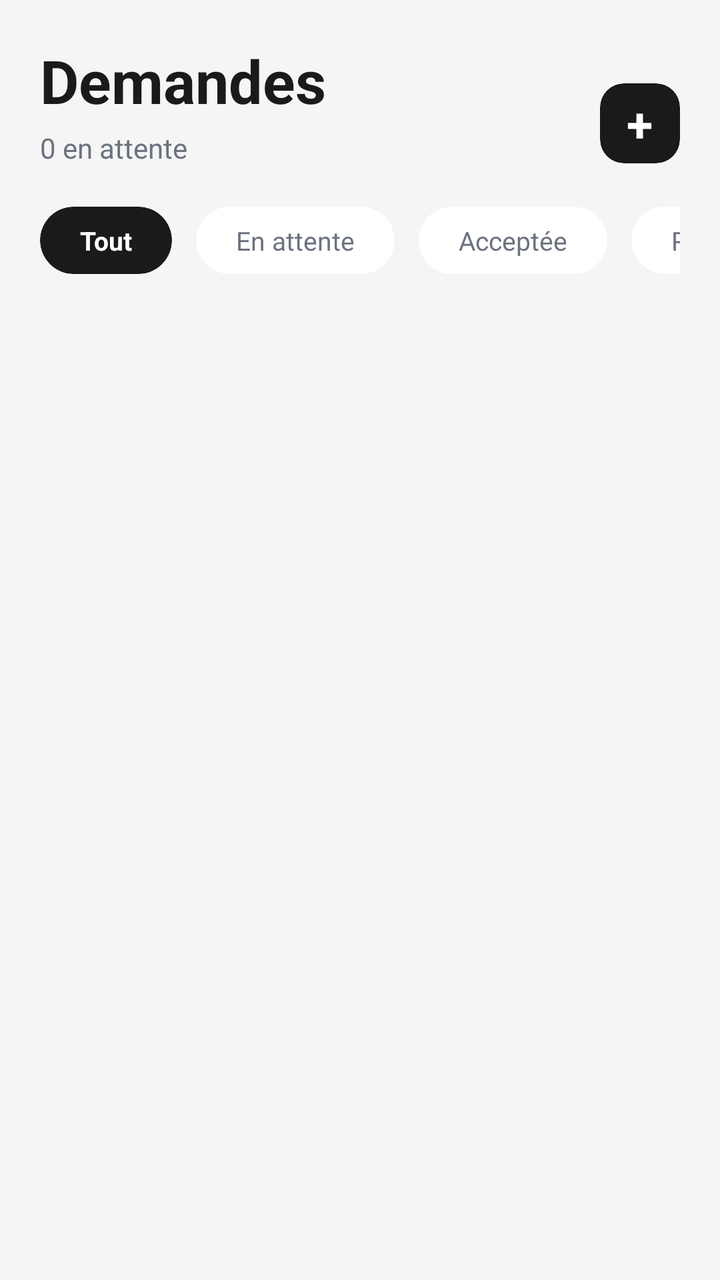
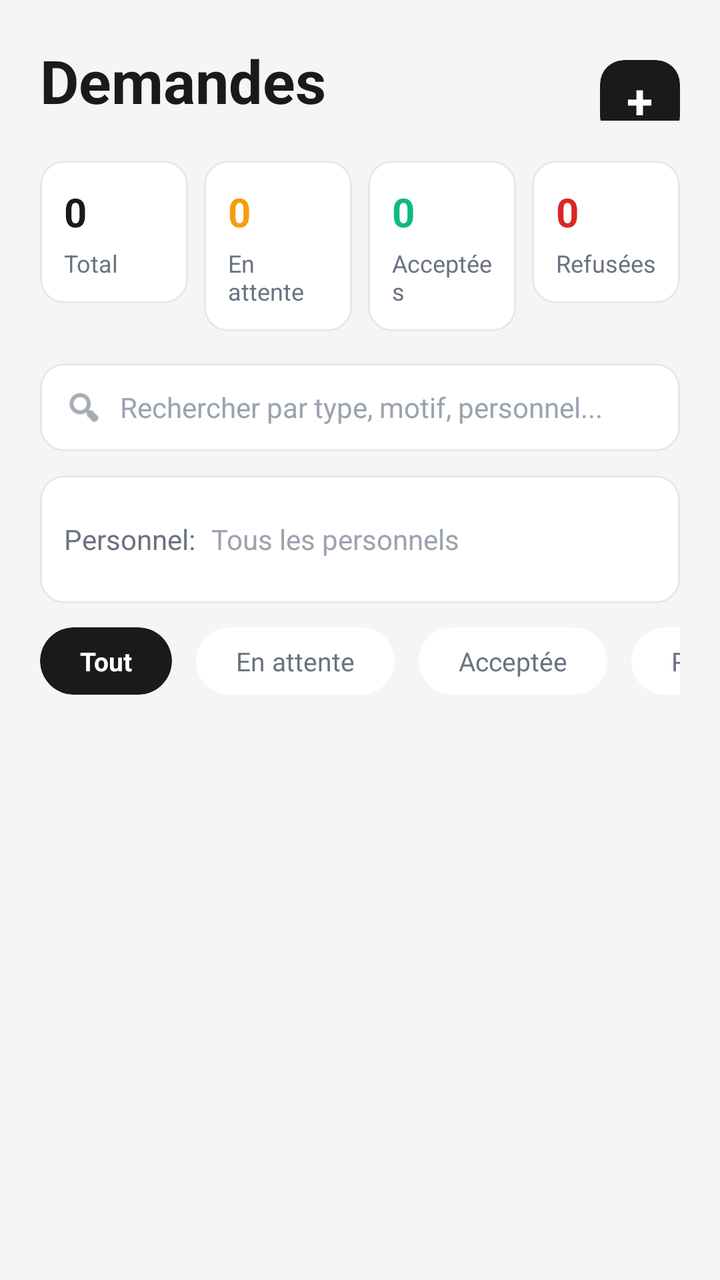

Screens rendered from an Android XML layout before and after an edit, with the pre-edit source and the edit as a unified diff.
<!-- AndroidManifest.xml: application theme Theme.GRHDemo -->
<!-- res/layout/fragment_demandes.xml -->
<?xml version="1.0" encoding="utf-8"?>
<androidx.core.widget.NestedScrollView xmlns:android="http://schemas.android.com/apk/res/android"
    xmlns:app="http://schemas.android.com/apk/res-auto"
    android:layout_width="match_parent"
    android:layout_height="match_parent"
    android:background="#F5F5F5"
    android:fillViewport="true">

    <LinearLayout
        android:layout_width="match_parent"
        android:layout_height="wrap_content"
        android:orientation="vertical"
        android:padding="20dp">

        <RelativeLayout
            android:layout_width="match_parent"
            android:layout_height="wrap_content"
            android:paddingBottom="20dp">

            <LinearLayout
                android:layout_width="wrap_content"
                android:layout_height="wrap_content"
                android:orientation="vertical">

                <TextView
                    android:layout_width="wrap_content"
                    android:layout_height="wrap_content"
                    android:text="Demandes"
                    android:textColor="#1A1A1A"
                    android:textSize="30sp"
                    android:textStyle="bold" />

                <TextView
                    android:id="@+id/tvDemandesSubtitle"
                    android:layout_width="wrap_content"
                    android:layout_height="wrap_content"
                    android:layout_marginTop="4dp"
                    android:text="0 en attente"
                    android:textColor="#6B7280"
                    android:textSize="14sp" />
            </LinearLayout>

            <com.google.android.material.card.MaterialCardView
                android:id="@+id/btnAddDemande"
                android:layout_width="40dp"
                android:layout_height="40dp"
                android:layout_alignParentEnd="true"
                android:layout_centerVertical="true"
                app:cardBackgroundColor="#1A1A1A"
                app:cardCornerRadius="12dp"
                app:cardElevation="0dp">

                <TextView
                    android:layout_width="wrap_content"
                    android:layout_height="wrap_content"
                    android:layout_gravity="center"
                    android:text="+"
                    android:textColor="#FFFFFF"
                    android:textSize="24sp"
                    android:textStyle="bold" />
            </com.google.android.material.card.MaterialCardView>
        </RelativeLayout>

        <HorizontalScrollView
            android:layout_width="match_parent"
            android:layout_height="wrap_content"
            android:layout_marginBottom="16dp"
            android:scrollbars="none">

            <LinearLayout
                android:layout_width="wrap_content"
                android:layout_height="wrap_content"
                android:orientation="horizontal">

                <com.google.android.material.card.MaterialCardView
                    android:id="@+id/filterAll"
                    android:layout_width="wrap_content"
                    android:layout_height="wrap_content"
                    android:layout_marginEnd="12dp"
                    app:cardBackgroundColor="#1A1A1A"
                    app:cardCornerRadius="20dp"
                    app:cardElevation="0dp">

                    <TextView
                        android:id="@+id/tvFilterAll"
                        android:layout_width="wrap_content"
                        android:layout_height="wrap_content"
                        android:paddingHorizontal="20dp"
                        android:paddingVertical="8dp"
                        android:text="Tout"
                        android:textColor="#FFFFFF"
                        android:textSize="13sp"
                        android:textStyle="bold" />
                </com.google.android.material.card.MaterialCardView>

                <com.google.android.material.card.MaterialCardView
                    android:id="@+id/filterPending"
                    android:layout_width="wrap_content"
                    android:layout_height="wrap_content"
                    android:layout_marginEnd="12dp"
                    app:cardBackgroundColor="#FFFFFF"
                    app:cardCornerRadius="20dp"
                    app:cardElevation="0dp">

                    <TextView
                        android:id="@+id/tvFilterPending"
                        android:layout_width="wrap_content"
                        android:layout_height="wrap_content"
                        android:paddingHorizontal="20dp"
                        android:paddingVertical="8dp"
                        android:text="En attente"
                        android:textColor="#6B7280"
                        android:textSize="13sp" />
                </com.google.android.material.card.MaterialCardView>

                <com.google.android.material.card.MaterialCardView
                    android:id="@+id/filterAccepted"
                    android:layout_width="wrap_content"
                    android:layout_height="wrap_content"
                    android:layout_marginEnd="12dp"
                    app:cardBackgroundColor="#FFFFFF"
                    app:cardCornerRadius="20dp"
                    app:cardElevation="0dp">

                    <TextView
                        android:id="@+id/tvFilterAccepted"
                        android:layout_width="wrap_content"
                        android:layout_height="wrap_content"
                        android:paddingHorizontal="20dp"
                        android:paddingVertical="8dp"
                        android:text="Acceptée"
                        android:textColor="#6B7280"
                        android:textSize="13sp" />
                </com.google.android.material.card.MaterialCardView>

                <com.google.android.material.card.MaterialCardView
                    android:id="@+id/filterRejected"
                    android:layout_width="wrap_content"
                    android:layout_height="wrap_content"
                    app:cardBackgroundColor="#FFFFFF"
                    app:cardCornerRadius="20dp"
                    app:cardElevation="0dp">

                    <TextView
                        android:id="@+id/tvFilterRejected"
                        android:layout_width="wrap_content"
                        android:layout_height="wrap_content"
                        android:paddingHorizontal="20dp"
                        android:paddingVertical="8dp"
                        android:text="Refusée"
                        android:textColor="#6B7280"
                        android:textSize="13sp" />
                </com.google.android.material.card.MaterialCardView>
            </LinearLayout>
        </HorizontalScrollView>

        <ProgressBar
            android:id="@+id/progressDemandes"
            android:layout_width="wrap_content"
            android:layout_height="wrap_content"
            android:layout_gravity="center_horizontal"
            android:layout_marginBottom="12dp"
            android:visibility="gone" />

        <androidx.recyclerview.widget.RecyclerView
            android:id="@+id/rvDemandes"
            android:layout_width="match_parent"
            android:layout_height="wrap_content"
            android:nestedScrollingEnabled="false"
            android:overScrollMode="never"
            android:paddingBottom="8dp" />

        <TextView
            android:id="@+id/tvEmptyDemandes"
            android:layout_width="match_parent"
            android:layout_height="wrap_content"
            android:layout_marginTop="16dp"
            android:gravity="center"
            android:text="Aucune demande"
            android:textColor="#9CA3AF"
            android:textSize="14sp"
            android:visibility="gone" />
    </LinearLayout>
</androidx.core.widget.NestedScrollView>
<!-- resources referenced by this layout -->
<resources>
  <style name="Theme.GRHDemo" parent="Theme.MaterialComponents.DayNight.NoActionBar">
          <item name="colorPrimary">@color/grh_primary</item>
          <item name="colorPrimaryVariant">@color/grh_primary_dark</item>
          <item name="colorSecondary">@color/grh_warning</item>
          <item name="android:colorBackground">@color/grh_background</item>
          <item name="android:textColorPrimary">@color/grh_text_primary</item>
          <item name="android:textColorSecondary">@color/grh_text_secondary</item>
      </style>
  <color name="grh_primary">#3B82F6</color>
  <color name="grh_primary_dark">#1E40AF</color>
  <color name="grh_warning">#F59E0B</color>
  <color name="grh_background">#F8FAFC</color>
  <color name="grh_text_primary">#0F172A</color>
  <color name="grh_text_secondary">#64748B</color>
</resources>

<!-- the commit's change to res/layout/fragment_demandes.xml (unified diff, before → after) -->
@@ -29,15 +29,6 @@
                     android:textColor="#1A1A1A"
                     android:textSize="30sp"
                     android:textStyle="bold" />
-
-                <TextView
-                    android:id="@+id/tvDemandesSubtitle"
-                    android:layout_width="wrap_content"
-                    android:layout_height="wrap_content"
-                    android:layout_marginTop="4dp"
-                    android:text="0 en attente"
-                    android:textColor="#6B7280"
-                    android:textSize="14sp" />
             </LinearLayout>
 
             <com.google.android.material.card.MaterialCardView
@@ -61,6 +52,238 @@
             </com.google.android.material.card.MaterialCardView>
         </RelativeLayout>
 
+        
+        <LinearLayout
+            android:layout_width="match_parent"
+            android:layout_height="wrap_content"
+            android:layout_marginBottom="16dp"
+            android:orientation="horizontal">
+
+            <com.google.android.material.card.MaterialCardView
+                android:layout_width="0dp"
+                android:layout_height="wrap_content"
+                android:layout_weight="1"
+                android:layout_marginEnd="8dp"
+                app:cardBackgroundColor="#FFFFFF"
+                app:cardCornerRadius="12dp"
+                app:cardElevation="0dp"
+                app:strokeColor="#E5E7EB"
+                app:strokeWidth="1dp">
+
+                <LinearLayout
+                    android:layout_width="match_parent"
+                    android:layout_height="wrap_content"
+                    android:orientation="vertical"
+                    android:padding="12dp">
+
+                    <TextView
+                        android:id="@+id/tvStatsTotal"
+                        android:layout_width="wrap_content"
+                        android:layout_height="wrap_content"
+                        android:text="0"
+                        android:textColor="#1A1A1A"
+                        android:textSize="20sp"
+                        android:textStyle="bold" />
+
+                    <TextView
+                        android:layout_width="wrap_content"
+                        android:layout_height="wrap_content"
+                        android:layout_marginTop="4dp"
+                        android:text="Total"
+                        android:textColor="#6B7280"
+                        android:textSize="12sp" />
+                </LinearLayout>
+            </com.google.android.material.card.MaterialCardView>
+
+            <com.google.android.material.card.MaterialCardView
+                android:layout_width="0dp"
+                android:layout_height="wrap_content"
+                android:layout_weight="1"
+                android:layout_marginEnd="8dp"
+                app:cardBackgroundColor="#FFFFFF"
+                app:cardCornerRadius="12dp"
+                app:cardElevation="0dp"
+                app:strokeColor="#E5E7EB"
+                app:strokeWidth="1dp">
+
+                <LinearLayout
+                    android:layout_width="match_parent"
+                    android:layout_height="wrap_content"
+                    android:orientation="vertical"
+                    android:padding="12dp">
+
+                    <TextView
+                        android:id="@+id/tvStatsPending"
+                        android:layout_width="wrap_content"
+                        android:layout_height="wrap_content"
+                        android:text="0"
+                        android:textColor="#F59E0B"
+                        android:textSize="20sp"
+                        android:textStyle="bold" />
+
+                    <TextView
+                        android:layout_width="wrap_content"
+                        android:layout_height="wrap_content"
+                        android:layout_marginTop="4dp"
+                        android:text="En attente"
+                        android:textColor="#6B7280"
+                        android:textSize="12sp" />
+                </LinearLayout>
+            </com.google.android.material.card.MaterialCardView>
+
+            <com.google.android.material.card.MaterialCardView
+                android:layout_width="0dp"
+                android:layout_height="wrap_content"
+                android:layout_weight="1"
+                android:layout_marginEnd="8dp"
+                app:cardBackgroundColor="#FFFFFF"
+                app:cardCornerRadius="12dp"
+                app:cardElevation="0dp"
+                app:strokeColor="#E5E7EB"
+                app:strokeWidth="1dp">
+
+                <LinearLayout
+                    android:layout_width="match_parent"
+                    android:layout_height="wrap_content"
+                    android:orientation="vertical"
+                    android:padding="12dp">
+
+                    <TextView
+                        android:id="@+id/tvStatsAccepted"
+                        android:layout_width="wrap_content"
+                        android:layout_height="wrap_content"
+                        android:text="0"
+                        android:textColor="#10B981"
+                        android:textSize="20sp"
+                        android:textStyle="bold" />
+
+                    <TextView
+                        android:layout_width="wrap_content"
+                        android:layout_height="wrap_content"
+                        android:layout_marginTop="4dp"
+                        android:text="Acceptées"
+                        android:textColor="#6B7280"
+                        android:textSize="12sp" />
+                </LinearLayout>
+            </com.google.android.material.card.MaterialCardView>
+
+            <com.google.android.material.card.MaterialCardView
+                android:layout_width="0dp"
+                android:layout_height="wrap_content"
+                android:layout_weight="1"
+                app:cardBackgroundColor="#FFFFFF"
+                app:cardCornerRadius="12dp"
+                app:cardElevation="0dp"
+                app:strokeColor="#E5E7EB"
+                app:strokeWidth="1dp">
+
+                <LinearLayout
+                    android:layout_width="match_parent"
+                    android:layout_height="wrap_content"
+                    android:orientation="vertical"
+                    android:padding="12dp">
+
+                    <TextView
+                        android:id="@+id/tvStatsRejected"
+                        android:layout_width="wrap_content"
+                        android:layout_height="wrap_content"
+                        android:text="0"
+                        android:textColor="#DC2626"
+                        android:textSize="20sp"
+                        android:textStyle="bold" />
+
+                    <TextView
+                        android:layout_width="wrap_content"
+                        android:layout_height="wrap_content"
+                        android:layout_marginTop="4dp"
+                        android:text="Refusées"
+                        android:textColor="#6B7280"
+                        android:textSize="12sp" />
+                </LinearLayout>
+            </com.google.android.material.card.MaterialCardView>
+        </LinearLayout>
+
+        
+        <com.google.android.material.card.MaterialCardView
+            android:layout_width="match_parent"
+            android:layout_height="wrap_content"
+            android:layout_marginBottom="12dp"
+            app:cardBackgroundColor="#FFFFFF"
+            app:cardCornerRadius="12dp"
+            app:cardElevation="0dp"
+            app:strokeColor="#E5E7EB"
+            app:strokeWidth="1dp">
+
+            <LinearLayout
+                android:layout_width="match_parent"
+                android:layout_height="wrap_content"
+                android:orientation="horizontal"
+                android:padding="12dp"
+                android:gravity="center_vertical">
+
+                <ImageView
+                    android:layout_width="20dp"
+                    android:layout_height="20dp"
+                    android:src="@android:drawable/ic_menu_search"
+                    android:layout_marginEnd="8dp"
+                    android:tint="#6B7280" />
+
+                <EditText
+                    android:id="@+id/etSearchDemandes"
+                    android:layout_width="0dp"
+                    android:layout_height="wrap_content"
+                    android:layout_weight="1"
+                    android:hint="Rechercher par type, motif, personnel..."
+                    android:inputType="text"
+                    android:maxLines="1"
+                    android:background="@android:color/transparent"
+                    android:textColor="#1A1A1A"
+                    android:textColorHint="#9CA3AF"
+                    android:textSize="14sp" />
+            </LinearLayout>
+        </com.google.android.material.card.MaterialCardView>
+
+        
+        <com.google.android.material.card.MaterialCardView
+            android:layout_width="match_parent"
+            android:layout_height="wrap_content"
+            android:layout_marginBottom="12dp"
+            app:cardBackgroundColor="#FFFFFF"
+            app:cardCornerRadius="12dp"
+            app:cardElevation="0dp"
+            app:strokeColor="#E5E7EB"
+            app:strokeWidth="1dp">
+
+            <LinearLayout
+                android:layout_width="match_parent"
+                android:layout_height="wrap_content"
+                android:orientation="horizontal"
+                android:padding="12dp"
+                android:gravity="center_vertical">
+
+                <TextView
+                    android:layout_width="wrap_content"
+                    android:layout_height="wrap_content"
+                    android:text="Personnel:"
+                    android:textColor="#6B7280"
+                    android:textSize="14sp"
+                    android:layout_marginEnd="8dp" />
+
+                <AutoCompleteTextView
+                    android:id="@+id/actvFilterUser"
+                    android:layout_width="0dp"
+                    android:layout_height="wrap_content"
+                    android:layout_weight="1"
+                    android:hint="Tous les personnels"
+                    android:inputType="none"
+                    android:background="@android:color/transparent"
+                    android:textColor="#1A1A1A"
+                    android:textColorHint="#9CA3AF"
+                    android:textSize="14sp"
+                    android:minHeight="40dp" />
+            </LinearLayout>
+        </com.google.android.material.card.MaterialCardView>
+
         <HorizontalScrollView
             android:layout_width="match_parent"
             android:layout_height="wrap_content"
